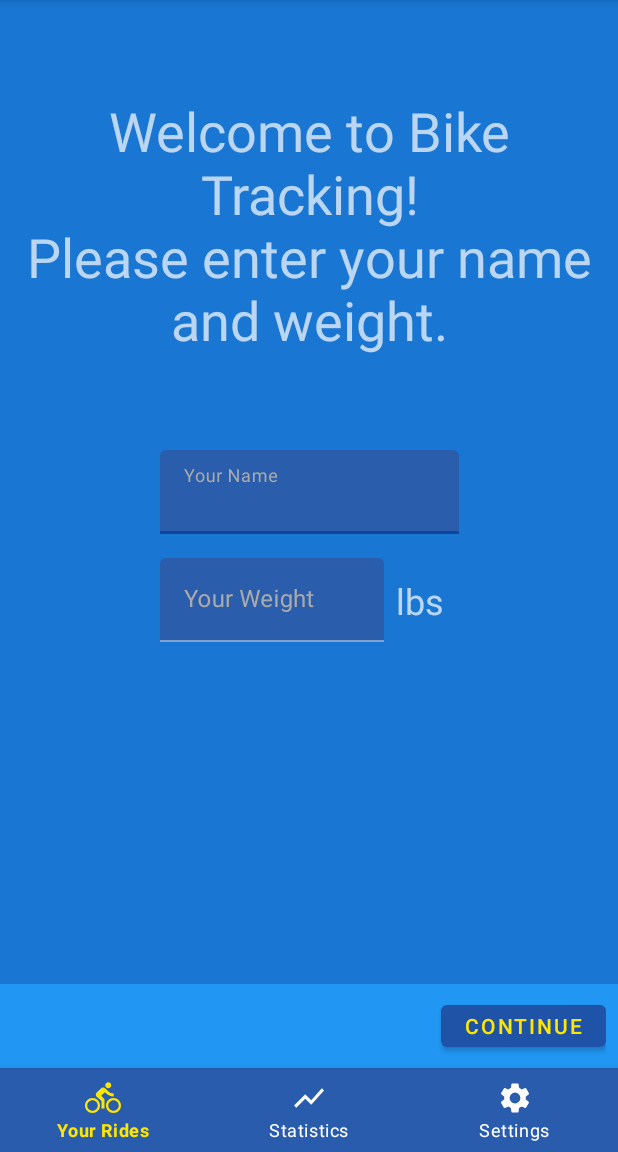
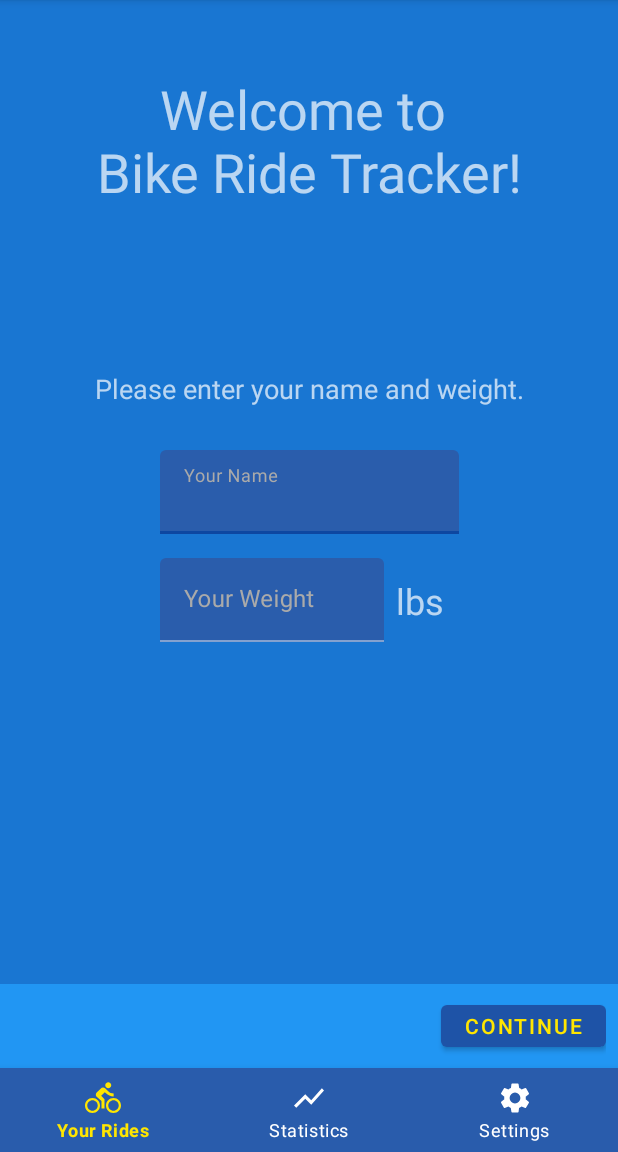
Before and after one commit to realityexpander/BikingApp, an Android app: the screen it shows after launch (MainActivity), on a phone screen of 412 x 824 dp, the part 84-1236 px from its top. Run offline under Robolectric (Android 15) with nearby library versions, the light colour scheme and no system bars; our stand-ins replace Dagger/Hilt's generated code, Room's generated code, Timber, navigation-ui; 2 statements that could not run were skipped.

Commit message:
Change main screen

```diff
--- a/app/src/main/res/layout/fragment_setup.xml
+++ b/app/src/main/res/layout/fragment_setup.xml
@@ -9,13 +9,27 @@
         android:id="@+id/tvWelcome"
         android:layout_width="wrap_content"
         android:layout_height="wrap_content"
-        android:text="Welcome to Bike Tracking!\nPlease enter your name and weight."
+        android:text="Welcome to \nBike Ride Tracker!"
         android:textAlignment="center"
         android:textSize="36sp"
         app:layout_constraintBottom_toTopOf="@+id/tilName"
         app:layout_constraintLeft_toLeftOf="parent"
         app:layout_constraintRight_toRightOf="parent"
-        app:layout_constraintTop_toTopOf="parent" />
+        app:layout_constraintTop_toTopOf="parent"
+        app:layout_constraintVertical_bias="0.23" />
+
+    <TextView
+        android:id="@+id/tvWelcome2"
+        android:layout_width="wrap_content"
+        android:layout_height="wrap_content"
+        android:text="Please enter your name and weight."
+        android:textAlignment="center"
+        android:textSize="18sp"
+        app:layout_constraintBottom_toTopOf="@+id/tilName"
+        app:layout_constraintLeft_toLeftOf="parent"
+        app:layout_constraintRight_toRightOf="parent"
+        app:layout_constraintTop_toTopOf="parent"
+        app:layout_constraintVertical_bias="0.895" />
 
     <com.google.android.material.textfield.TextInputLayout
         android:id="@+id/tilName"
```
